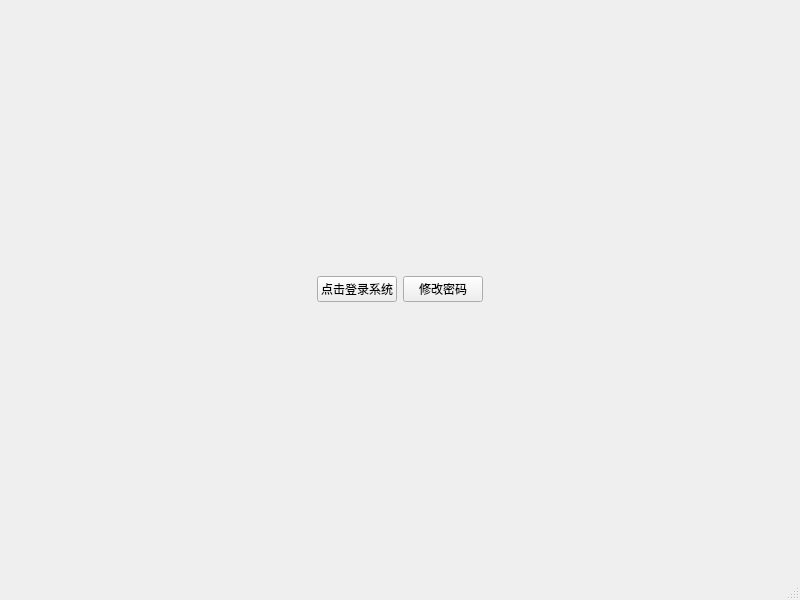
AlfredYin/LocalMonitoring, file View/01_HomeMainWindow/mainwindow.ui: the form before one commit.
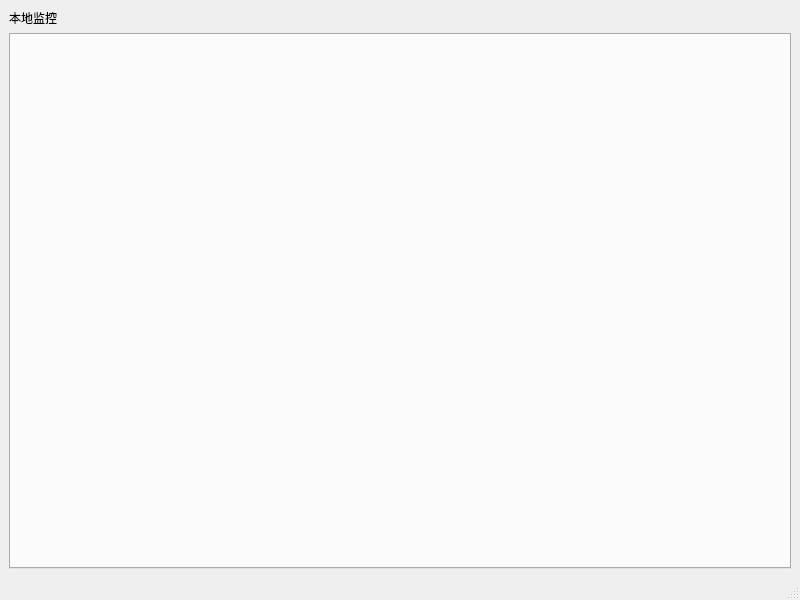
The form after the commit.

The edit to the form file:
```diff
--- a/View/01_HomeMainWindow/mainwindow.ui
+++ b/View/01_HomeMainWindow/mainwindow.ui
@@ -14,44 +14,18 @@
    <string>MainWindow</string>
   </property>
   <widget class="QWidget" name="centralwidget">
-   <layout class="QGridLayout" name="gridLayout">
-    <item row="0" column="1">
-     <widget class="QPushButton" name="pushButtonLogin">
+   <layout class="QVBoxLayout" name="verticalLayout">
+    <item>
+     <widget class="QLabel" name="label">
       <property name="text">
-       <string>点击登录系统</string>
+       <string>本地监控</string>
       </property>
      </widget>
     </item>
-    <item row="0" column="0">
-     <spacer name="horizontalSpacer">
-      <property name="orientation">
-       <enum>Qt::Horizontal</enum>
-      </property>
-      <property name="sizeHint" stdset="0">
-       <size>
-        <width>40</width>
-        <height>20</height>
-       </size>
-      </property>
-     </spacer>
-    </item>
-    <item row="0" column="3">
-     <spacer name="horizontalSpacer_2">
-      <property name="orientation">
-       <enum>Qt::Horizontal</enum>
-      </property>
-      <property name="sizeHint" stdset="0">
-       <size>
-        <width>40</width>
-        <height>20</height>
-       </size>
-      </property>
-     </spacer>
-    </item>
-    <item row="0" column="2">
-     <widget class="QPushButton" name="pushButtonChangePassword">
-      <property name="text">
-       <string>修改密码</string>
+    <item>
+     <widget class="QTabWidget" name="tabWidget">
+      <property name="currentIndex">
+       <number>-1</number>
       </property>
      </widget>
     </item>
```
Left out of the diff: 2 changed lines with no effect on the pictures.
